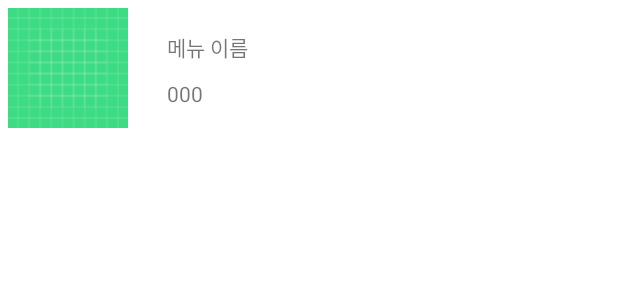
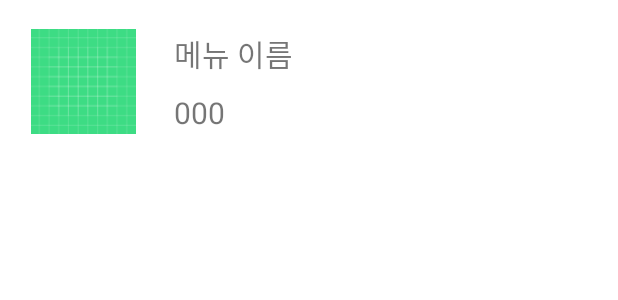
Before and after one commit to KNUwarriors/ETRI_Kiosk, an Android app: the layout menu_list.xml on its own in the app's theme, with its tools: preview values and no code run, on a phone screen of 412 x 824 dp. Shown: the top 300 px of the screen. Run offline under Robolectric (Android 15) with nearby library versions, the phone set to English and light mode, and no system bars.

Commit message:
message(menu_list 수정)

```diff
--- a/app/src/main/res/layout/menu_list.xml
+++ b/app/src/main/res/layout/menu_list.xml
@@ -11,8 +11,9 @@
         <ImageView
             android:id="@+id/menu_img"
             android:layout_width="80dp"
-            android:layout_height="80dp"
-            android:layout_margin="5dp"
+            android:layout_height="70dp"
+            android:layout_marginLeft="15dp"
+            android:layout_gravity="center_vertical"
             android:src="@drawable/ic_launcher_background"/>
 
         <LinearLayout
@@ -26,6 +27,7 @@
                 android:layout_width="wrap_content"
                 android:layout_height="wrap_content"
                 android:text="메뉴 이름"
+                android:textSize="20dp"
                 android:layout_margin="5dp"/>
 
             <TextView
@@ -33,6 +35,7 @@
                 android:layout_width="wrap_content"
                 android:layout_height="wrap_content"
                 android:text="000"
+                android:textSize="20dp"
                 android:layout_margin="5dp"/>
 
 
```
